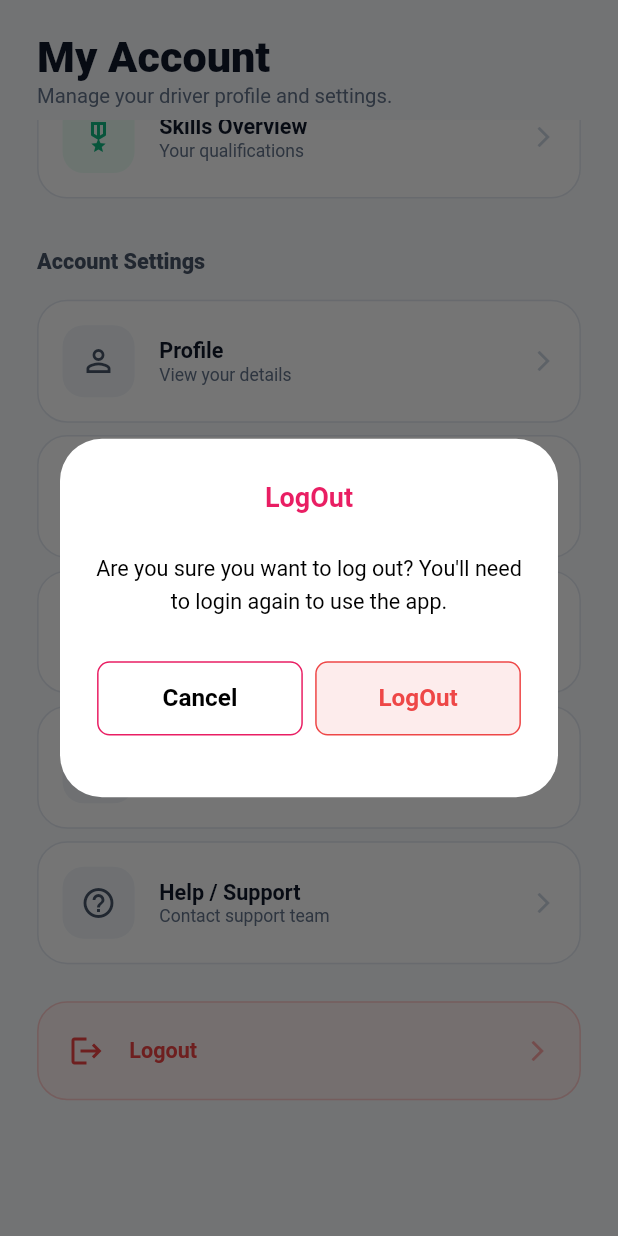
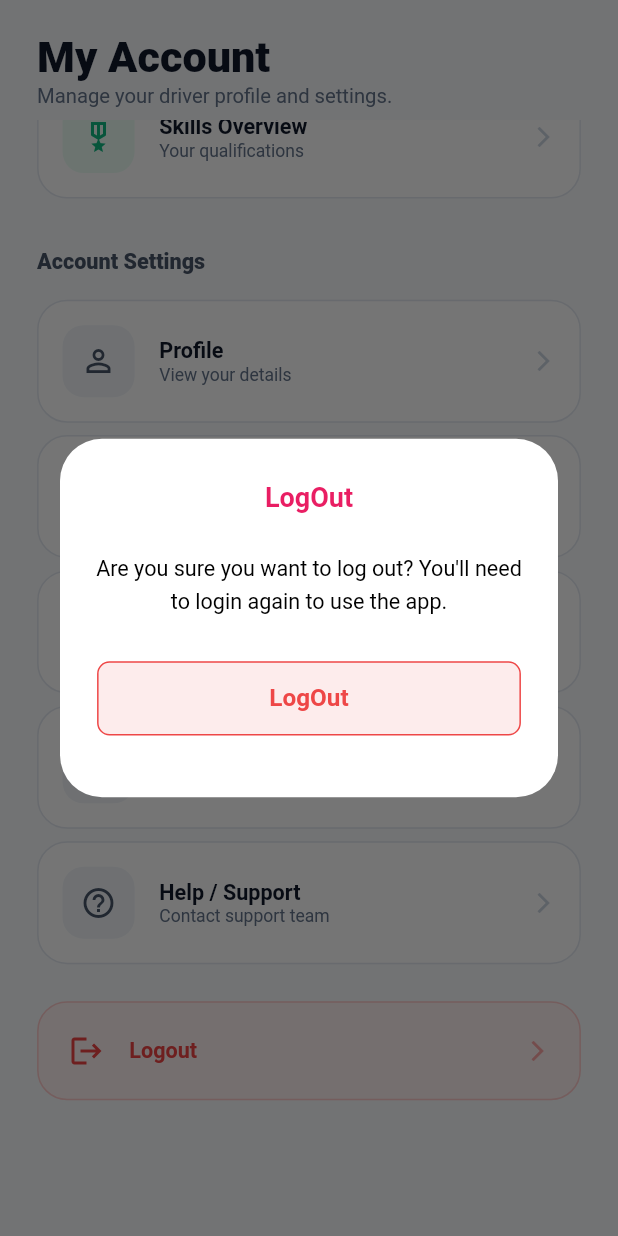
Before and after one commit to TayeburRahman/amraoui-hiredriver, a Flutter app: the AccountScreen screen opened directly, scrolled down 421 dp, after a tap on "Logout", on a phone screen of 412 x 824 dp. Run offline on Flutter 3.47's test engine with Material 3 defaults, Android fonts, the phone set to English and light mode, and no system bars; our stand-ins replace cached_network_image, connectivity_plus, country_picker, dio, flutter_image_compress, flutter_map and 10 more; missing offline and left inert: map_location_picker; accounts and stored records are empty; network calls fail; Roboto replaces fonts that are missing (Manrope); project files that could hold a hidden picture were left out.

Commit message:
updates all

```diff
--- a/amraoui_app/lib/screens/auth/controllers/sign_up_controller.dart
+++ b/amraoui_app/lib/screens/auth/controllers/sign_up_controller.dart
@@ -136,8 +136,10 @@ class SignUpController extends GetxController {
   }
 
   void showTermsAndConditions() {
-    Get.dialog(
-      Dialog(
+    showDialog(
+      context: Get.context!,
+      builder: (BuildContext dialogContext) {
+        return Dialog(
           shape: RoundedRectangleBorder(borderRadius: BorderRadius.circular(16)),
           child: Container(
             padding: const EdgeInsets.all(24),
@@ -188,7 +190,9 @@ class SignUpController extends GetxController {
                 SizedBox(
                   width: double.infinity,
                   child: ElevatedButton(
-                  onPressed: () => Get.back(),
+                    onPressed: () {
+                      Navigator.of(dialogContext).pop();
+                    },
                     style: ElevatedButton.styleFrom(
                       backgroundColor: const Color(0xFF2563EB),
                       shape: RoundedRectangleBorder(
@@ -208,7 +212,8 @@ class SignUpController extends GetxController {
               ],
             ),
           ),
-      ),
+        );
+      },
     );
   }
 
--- a/amraoui_app/lib/widgets/dialog_boxes/log_out_dailog.dart
+++ b/amraoui_app/lib/widgets/dialog_boxes/log_out_dailog.dart
@@ -34,62 +34,32 @@ void logOutDialog() {
             const Gap(height: 30),
             Row(
               children: [
+
                 Expanded(
-                  child: InkWell(
-                    borderRadius: BorderRadius.circular(
-                      AppSize.width(value: 8.0),
-                    ),
-                    onTap: () {
-                      Get.back(); // close dialog
-                    },
                   child: Container(
                     margin: EdgeInsets.all(AppSize.width(value: 5)),
-                      padding: EdgeInsets.all(AppSize.width(value: 5)),
-                      width: Get.width,
                     height: AppSize.height(value: 50),
-                      alignment: Alignment.center,
                     decoration: BoxDecoration(
-                        border: Border.all(color: AppColors.primary),
-                        color: AppColors.white,
-                        borderRadius: BorderRadius.circular(
-                          AppSize.width(value: 8.0),
+                      border: Border.all(color: const Color(0xffEE4747)),
+                      color: const Color(0xffEE4747).withOpacity(.1),
+                      borderRadius: BorderRadius.circular(AppSize.width(value: 8.0)),
                     ),
-                      ),
-                      child: const AppText(
-                        data: "Cancel",
-                        fontSize: 18,
-                        fontWeight: FontWeight.w700,
-                        color: AppColors.black,
-                      ),
-                    ),
-                  ),
-                ),
-                Expanded(
+                    child: Material(
+                      color: Colors.transparent,
                       child: InkWell(
-                    borderRadius: BorderRadius.circular(
-                      AppSize.width(value: 8.0),
-                    ),
+                        borderRadius: BorderRadius.circular(AppSize.width(value: 8.0)),
                         onTap: () {
                           _logoutFun();
                         },
                         child: Container(
-                      margin: EdgeInsets.all(AppSize.width(value: 5)),
-                      padding: EdgeInsets.all(AppSize.width(value: 5)),
-                      width: Get.width,
-                      height: AppSize.height(value: 50),
                           alignment: Alignment.center,
-                      decoration: BoxDecoration(
-                        border: Border.all(color: const Color(0xffEE4747)),
-                        color: const Color(0xffEE4747).withOpacity(.1),
-                        borderRadius: BorderRadius.circular(
-                          AppSize.width(value: 8.0),
-                        ),
-                      ),
                           child: const AppText(
                             data: "LogOut",
                             fontSize: 18,
                             fontWeight: FontWeight.w700,
                             color: Color(0xffEE4747),
+                          ),
+                        ),
                       ),
                     ),
                   ),
```
Lines whose indentation alone changed are shown as unchanged.
